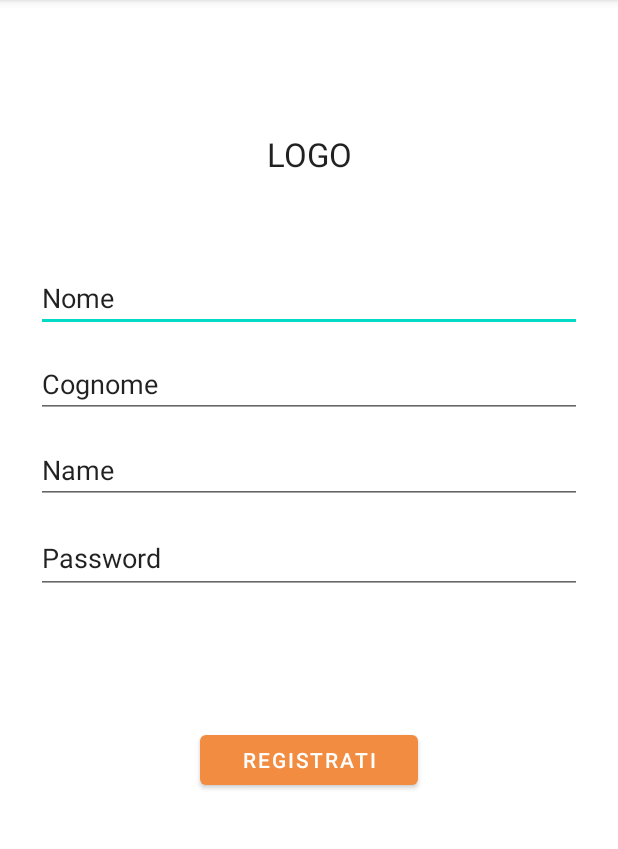
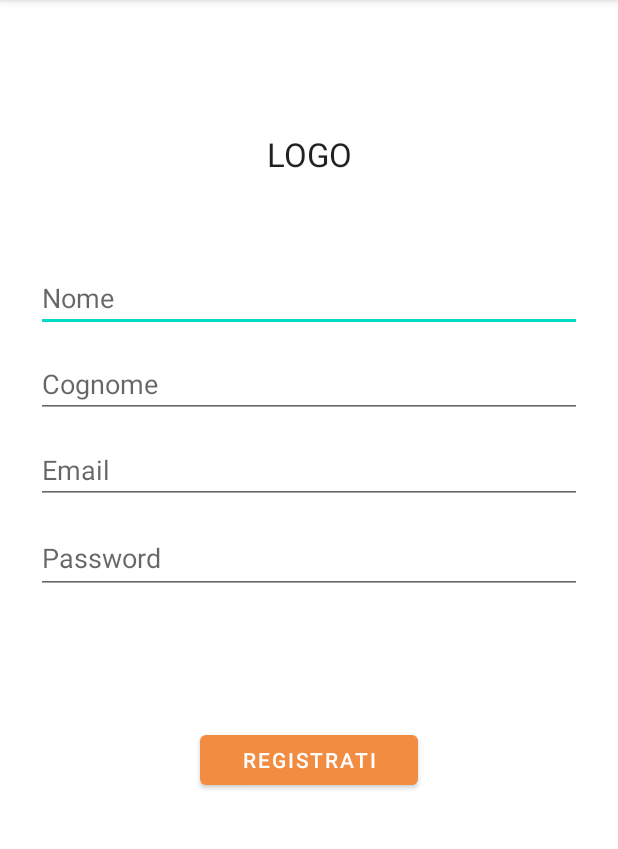
Before and after one commit to vitosilver99/Roomies, an Android app: the screen it shows after launch (RegistrazioneActivity), after a tap on "Crea account", on a phone screen of 412 x 824 dp, the part 84-933 px from its top. Run offline under Robolectric (Android 15) with nearby library versions, the phone set to English and light mode, and no system bars; our stand-ins replace Firebase (no records; nobody signed in at launch, a user with empty details on screens opened directly).

Commit message:
modifica RegistrazioneActivity LoginActivity.java

```diff
--- a/app/src/main/java/com/example/roomies/LoginActivity.java
+++ b/app/src/main/java/com/example/roomies/LoginActivity.java
@@ -12,6 +12,8 @@ import android.widget.TextView;
 
 public class LoginActivity extends AppCompatActivity {
 
+    static LoginActivity activityA;
+
     @Override
     public void onCreate(Bundle savedInstanceState) {
         super.onCreate(savedInstanceState);
@@ -22,11 +24,13 @@ public class LoginActivity extends AppCompatActivity {
         final ProgressBar loadingProgressBar = findViewById(R.id.loading);
         final TextView registrazione = findViewById(R.id.Registrazione_login);
 
+        activityA = this;
 
         registrazione.setOnClickListener(new View.OnClickListener() {
             @Override
             public void onClick(View v) {
                 Intent intent = new Intent(getApplicationContext(), RegistrazioneActivity.class);
+
                 startActivity(intent);
             }
         });
@@ -53,7 +57,10 @@ public class LoginActivity extends AppCompatActivity {
             }
         });
 
+    }
 
+    public static LoginActivity getInstance(){
+        return   activityA;
+    }
 
-    }
 }
--- a/app/src/main/res/layout/activity_registrazione.xml
+++ b/app/src/main/res/layout/activity_registrazione.xml
@@ -16,8 +16,8 @@
         android:layout_marginEnd="24dp"
         android:layout_marginRight="24dp"
         android:ems="10"
+        android:hint="Nome"
         android:inputType="textPersonName"
-        android:text="Nome"
         app:layout_constraintEnd_toEndOf="parent"
         app:layout_constraintStart_toStartOf="parent"
         app:layout_constraintTop_toTopOf="parent" />
@@ -32,8 +32,8 @@
         android:layout_marginEnd="24dp"
         android:layout_marginRight="24dp"
         android:ems="10"
+        android:hint="Cognome"
         android:inputType="textPersonName"
-        android:text="Cognome"
         app:layout_constraintEnd_toEndOf="parent"
         app:layout_constraintStart_toStartOf="parent"
         app:layout_constraintTop_toBottomOf="@+id/Nome_registrazione" />
@@ -48,15 +48,15 @@
         android:layout_marginEnd="24dp"
         android:layout_marginRight="24dp"
         android:ems="10"
+        android:hint="Email"
         android:inputType="textPersonName"
-        android:text="Name"
         app:layout_constraintEnd_toEndOf="parent"
         app:layout_constraintStart_toStartOf="parent"
-        app:layout_constraintTop_toBottomOf="@+id/Cognome_registrazione"
-        tools:text="Email" />
+        app:layout_constraintTop_toBottomOf="@+id/Cognome_registrazione" />
 
     <EditText
         android:id="@+id/Password_registrazione"
+        android:inputType = "textPassword"
         android:layout_width="0dp"
         android:layout_height="48dp"
         android:layout_marginStart="24dp"
@@ -65,8 +65,7 @@
         android:layout_marginEnd="24dp"
         android:layout_marginRight="24dp"
         android:ems="10"
-        android:inputType="textPersonName"
-        android:text="Password"
+        android:hint="Password"
         app:layout_constraintEnd_toEndOf="parent"
         app:layout_constraintStart_toStartOf="parent"
         app:layout_constraintTop_toBottomOf="@+id/Email_registrazione" />
```
Also changed, not shown: app/src/main/java/com/example/roomies/RegistrazioneActivity.java (+13 -0 lines).
